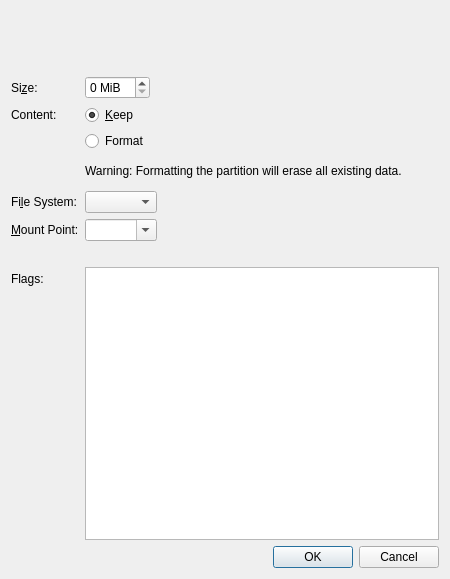
Qt form src/modules/partition/gui/EditExistingPartitionDialog.ui (adityakumar312/appletneo-os-installer) before a commit.
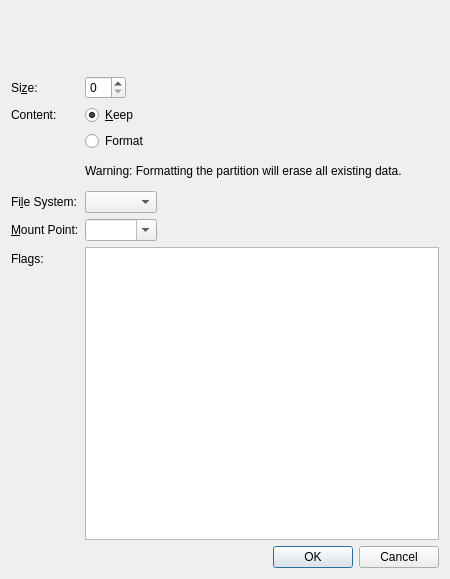
The same form after that commit. Custom widgets are drawn as their Qt base class.

Patch:
```diff
--- a/src/modules/partition/gui/EditExistingPartitionDialog.ui
+++ b/src/modules/partition/gui/EditExistingPartitionDialog.ui
@@ -124,11 +124,7 @@
       </widget>
      </item>
      <item row="1" column="1">
-      <widget class="QSpinBox" name="sizeSpinBox">
-       <property name="suffix">
-        <string> MiB</string>
-       </property>
-      </widget>
+      <widget class="QSpinBox" name="sizeSpinBox"/>
      </item>
      <item row="5" column="0">
       <widget class="QLabel" name="fileSystemLabel">
@@ -143,14 +139,14 @@
      <item row="5" column="1">
       <widget class="QComboBox" name="fileSystemComboBox"/>
      </item>
-     <item row="8" column="0">
+     <item row="7" column="0">
       <widget class="QLabel" name="label_4">
        <property name="text">
         <string>Flags:</string>
        </property>
       </widget>
      </item>
-     <item row="8" column="1">
+     <item row="7" column="1">
       <widget class="QListWidget" name="m_listFlags">
        <property name="alternatingRowColors">
         <bool>true</bool>
@@ -163,13 +159,6 @@
        </property>
       </widget>
      </item>
-     <item row="7" column="1">
-      <widget class="QLabel" name="labelMountPoint">
-       <property name="text">
-        <string/>
-       </property>
-      </widget>
-     </item>
     </layout>
    </item>
    <item>
```
